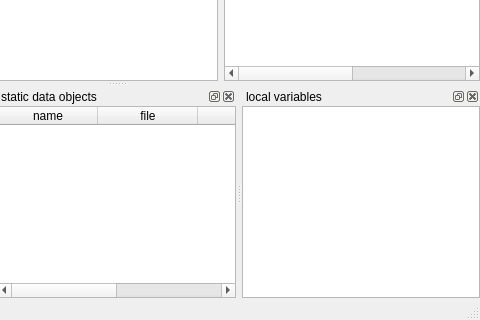
Qt form mainwindow.ui (stoyan-shopov/troll) before a commit; both pictures show x 247 to 727 and y 202 to 522 of the 727 by 522 pixel window.
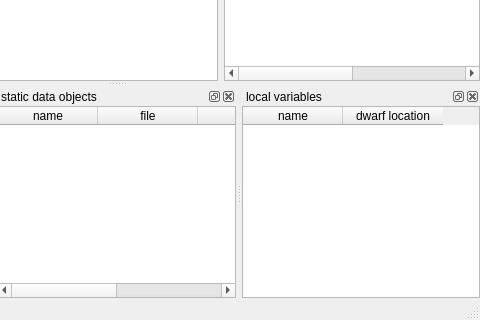
The same form after that commit.

Patch:
```diff
--- a/mainwindow.ui
+++ b/mainwindow.ui
@@ -312,7 +312,24 @@
       <number>0</number>
      </property>
      <item>
-      <widget class="QListWidget" name="listWidgetLocalVariables"/>
+      <widget class="QTableWidget" name="tableWidgetLocalVariables">
+       <property name="alternatingRowColors">
+        <bool>true</bool>
+       </property>
+       <property name="selectionBehavior">
+        <enum>QAbstractItemView::SelectRows</enum>
+       </property>
+       <column>
+        <property name="text">
+         <string>name</string>
+        </property>
+       </column>
+       <column>
+        <property name="text">
+         <string>dwarf location</string>
+        </property>
+       </column>
+      </widget>
      </item>
     </layout>
    </widget>
```
